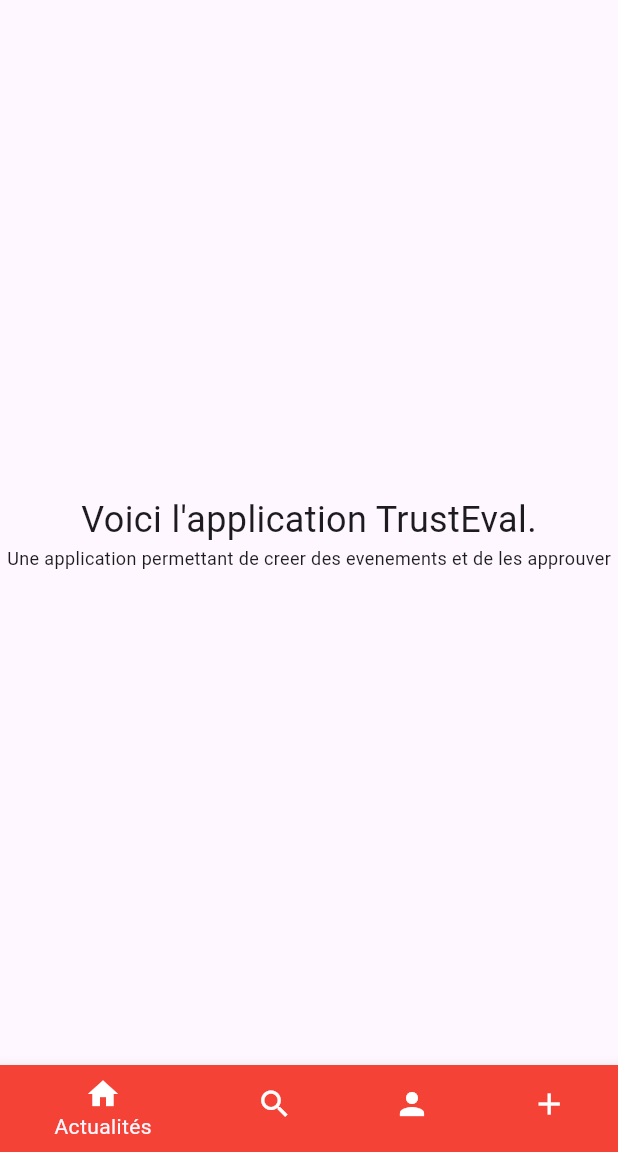
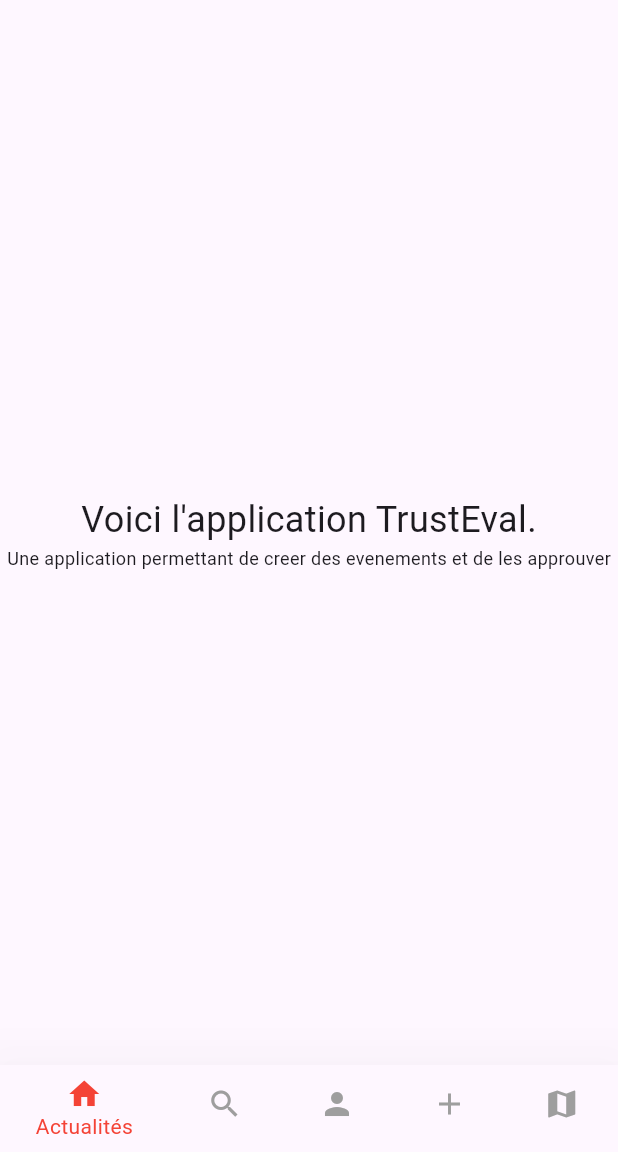
Before and after one commit to Lorhaki/trust-eval-mqtt, a Flutter app: the screen it shows after launch, on a phone screen of 412 x 824 dp, the part 84-1236 px from its top. Run offline on Flutter 3.47's test engine with Material 3 defaults, Android fonts, the phone set to English and light mode, and no system bars.

Commit message:
Switch entre les pages

```diff
--- a/lib/HomePage.dart
+++ b/lib/HomePage.dart
@@ -7,13 +7,7 @@ class HomePage extends StatelessWidget {
 
   @override
   Widget build(BuildContext context) {
-    return MaterialApp(
-        home: Scaffold(
-          appBar: AppBar(
-            title: Text("TrustEval"),
-            backgroundColor: Colors.red,
-          ),
-          body: const Center(
+    return const Center(
         child: Column(
           mainAxisAlignment: MainAxisAlignment.center,
           children: [
@@ -31,32 +25,6 @@ class HomePage extends StatelessWidget {
             ),
           ],
         )
-          ),
-          bottomNavigationBar: BottomNavigationBar(
-            items: const [
-              BottomNavigationBarItem(
-                icon: Icon(Icons.home, color: Colors.white),
-                label: 'Actualités',
-                backgroundColor: Colors.red,
-              ),
-              BottomNavigationBarItem(
-                icon: Icon(Icons.search, color: Colors.white),
-                label: 'Recherche',
-                backgroundColor: Colors.red,
-              ),
-              BottomNavigationBarItem(
-                icon: Icon(Icons.person, color: Colors.white),
-                label: 'Profil',
-                backgroundColor: Colors.red,
-              ),
-              BottomNavigationBarItem(
-                icon: Icon(Icons.add, color: Colors.white),
-                label: 'Ajouter un evenements',
-                backgroundColor: Colors.red,
-              ),
-            ],
-          ),
-        )
     );
   }
 }
--- /dev/null
+++ b/lib/MonProfil.dart
@@ -0,0 +1,12 @@
+import 'package:flutter/material.dart';
+
+class MyProfile extends StatelessWidget {
+  const MyProfile({super.key});
+
+  @override
+  Widget build(BuildContext context) {
+    return const Center(
+      child: Text("Bientot disponible"),
+    );
+  }
+}
--- a/lib/main.dart
+++ b/lib/main.dart
@@ -1,5 +1,5 @@
 import 'package:flutter/material.dart';
-
+import 'MonProfil.dart';
 import 'HomePage.dart';
 
 void main() {
@@ -7,12 +7,67 @@ void main() {
 
 }
 
-class MyApp extends StatelessWidget {
+class MyApp extends StatefulWidget {
   const MyApp({super.key});
 
   @override
-  Widget build(BuildContext context) {
-    return HomePage();
+  State<MyApp> createState() => _MyAppState();
+}
+
+class _MyAppState extends State<MyApp> {
+
+  int _currentIndex = 0;
+
+  setCurrentIndex(int index){
+    setState(() {
+      _currentIndex = index;
+    });
   }
 
+  @override
+  Widget build(BuildContext context) {
+    return MaterialApp(
+      home: Scaffold(
+        appBar: AppBar(
+          backgroundColor: Colors.red,
+          title: const Text("TrustEval"),
+        ),
+        body: [
+          HomePage(),
+          MyProfile()
+        ][_currentIndex],
+        bottomNavigationBar: BottomNavigationBar(
+          currentIndex: _currentIndex,
+          onTap: (index) => setCurrentIndex(index),
+          selectedItemColor: Colors.red,
+          unselectedItemColor: Colors.grey,
+
+          elevation: 40,
+          items: const [
+            BottomNavigationBarItem(
+              icon: Icon(Icons.home),
+              label: 'Actualités',
+            ),
+            BottomNavigationBarItem(
+              icon: Icon(Icons.search),
+              label: 'Recherche',
+            ),
+            BottomNavigationBarItem(
+              icon: Icon(Icons.person),
+              label: 'Profil',
+            ),
+            BottomNavigationBarItem(
+              icon: Icon(Icons.add),
+              label: 'Ajouter un evenements',
+            ),
+            BottomNavigationBarItem(
+              icon: Icon(Icons.map),
+              label: 'Ajouter un evenements',
+
+            ),
+          ],
+        ),
+      ),
+    );
+  }
 }
```
Lines whose indentation alone changed are shown as unchanged.
